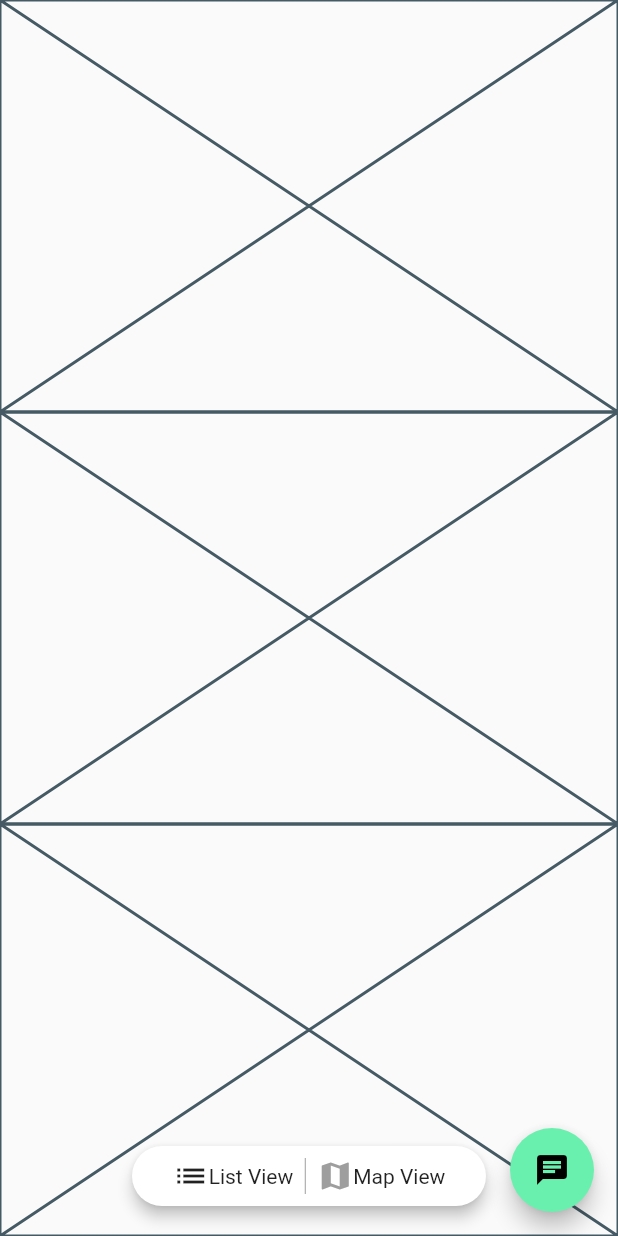
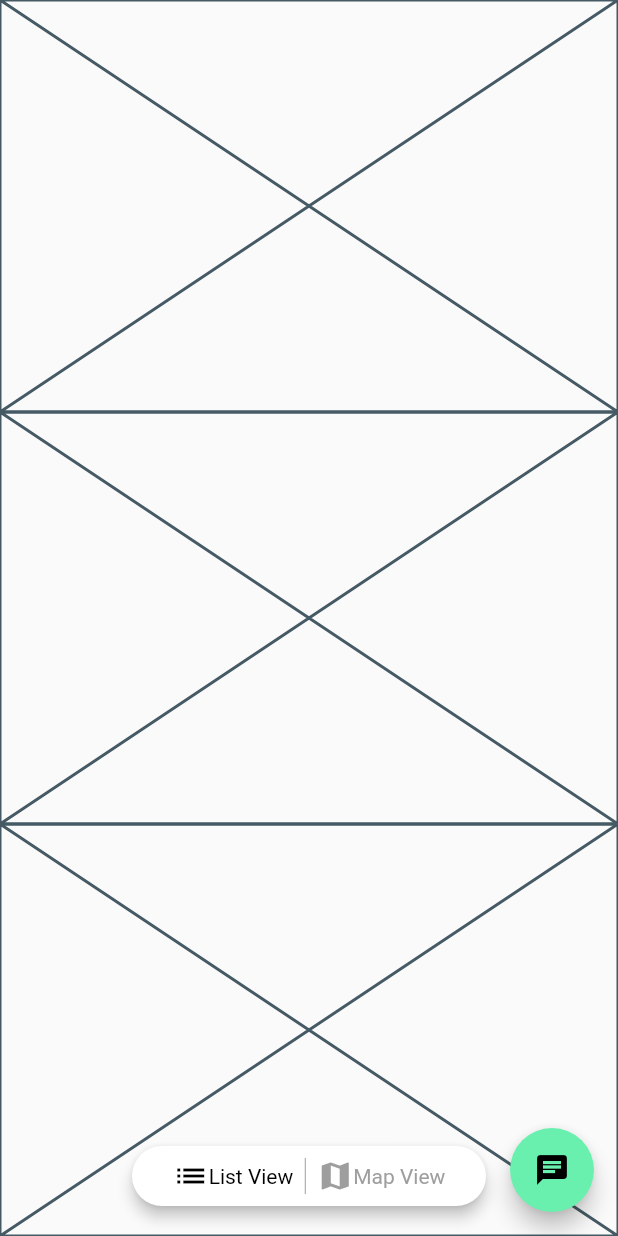
Before and after one commit to JAICHANGPARK/flutter_notebook_11th_story, a Flutter app: the screen it shows after launch, on a phone screen of 412 x 824 dp. Run offline on Flutter 3.47's test engine with Material 2 defaults, Android fonts, the phone set to English and light mode, and no system bars; our stand-ins replace backdrop, badges, flutter_inner_drawer, flutter_slidable, flutter_swiper, google_fonts.

Commit message:
Update irys_home_page.dart

```diff
--- a/lib/ep727_irys_mobile_app/ui/irys_home_page.dart
+++ b/lib/ep727_irys_mobile_app/ui/irys_home_page.dart
@@ -23,9 +23,7 @@ class _IrysHomePageState extends State<IrysHomePage> {
                 padding: const EdgeInsets.symmetric(horizontal: 84),
                 child: Card(
                   elevation: 4,
-                  shape: RoundedRectangleBorder(
-                    borderRadius: BorderRadius.circular(24)
-                  ),
+                  shape: RoundedRectangleBorder(borderRadius: BorderRadius.circular(24)),
                   child: Padding(
                     padding: const EdgeInsets.all(8.0),
                     child: Row(
@@ -33,14 +31,24 @@ class _IrysHomePageState extends State<IrysHomePage> {
                       mainAxisAlignment: MainAxisAlignment.center,
                       children: [
                         GestureDetector(
-                          onTap: (){
+                          onTap: () {
                             setState(() {
                               _viewTabIdx = 0;
                             });
-
                           },
                           child: Row(
-                            children: [Icon(Icons.list), Text("List View")],
+                            children: [
+                              Icon(
+                                Icons.list,
+                                color: _viewTabIdx == 0 ? Colors.black : Colors.grey,
+                              ),
+                              Text(
+                                "List View",
+                                style: TextStyle(
+                                  color: _viewTabIdx == 0 ? Colors.black : Colors.grey,
+                                ),
+                              )
+                            ],
                           ),
                         ),
                         SizedBox(
@@ -50,14 +58,24 @@ class _IrysHomePageState extends State<IrysHomePage> {
                           ),
                         ),
                         GestureDetector(
-                          onTap: (){
+                          onTap: () {
                             setState(() {
                               _viewTabIdx = 1;
                             });
                           },
                           child: Row(
-                            children: [Icon(Icons.map,
-                            color: _viewTabIdx == 1 ? Colors.black : Colors.grey,), Text("Map View")],
+                            children: [
+                              Icon(
+                                Icons.map,
+                                color: _viewTabIdx == 1 ? Colors.black : Colors.grey,
+                              ),
+                              Text(
+                                "Map View",
+                                style: TextStyle(
+                                  color: _viewTabIdx == 1 ? Colors.black : Colors.grey,
+                                ),
+                              )
+                            ],
                           ),
                         ),
                       ],
@@ -72,10 +90,8 @@ class _IrysHomePageState extends State<IrysHomePage> {
                 Expanded(child: Placeholder()),
                 Expanded(child: Placeholder()),
                 Expanded(child: Placeholder()),
-
               ],
             )),
-
           ],
         ),
       ),
```
